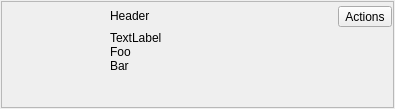
Above: python/shotgun_view/resources/list_widget.ui from shotgunsoftware/tk-framework-shotgunutils before the change. Below: the same form after it.
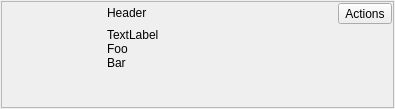
That is the form after the change.

Commit message: layout adjustments

What changed in the file:
```diff
--- a/python/shotgun_view/resources/list_widget.ui
+++ b/python/shotgun_view/resources/list_widget.ui
@@ -32,16 +32,7 @@
       <property name="spacing">
        <number>4</number>
       </property>
-      <property name="leftMargin">
-       <number>4</number>
-      </property>
-      <property name="topMargin">
-       <number>4</number>
-      </property>
-      <property name="rightMargin">
-       <number>1</number>
-      </property>
-      <property name="bottomMargin">
+      <property name="margin">
        <number>1</number>
       </property>
       <item>
```
The commit also changes 3 other files.
